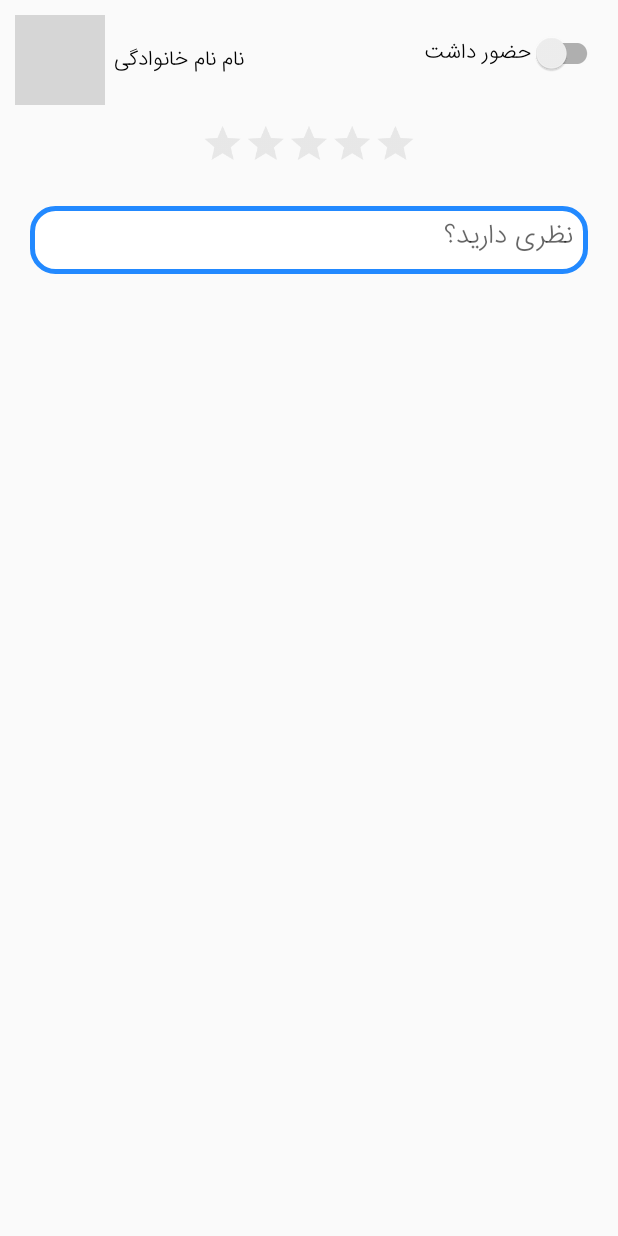
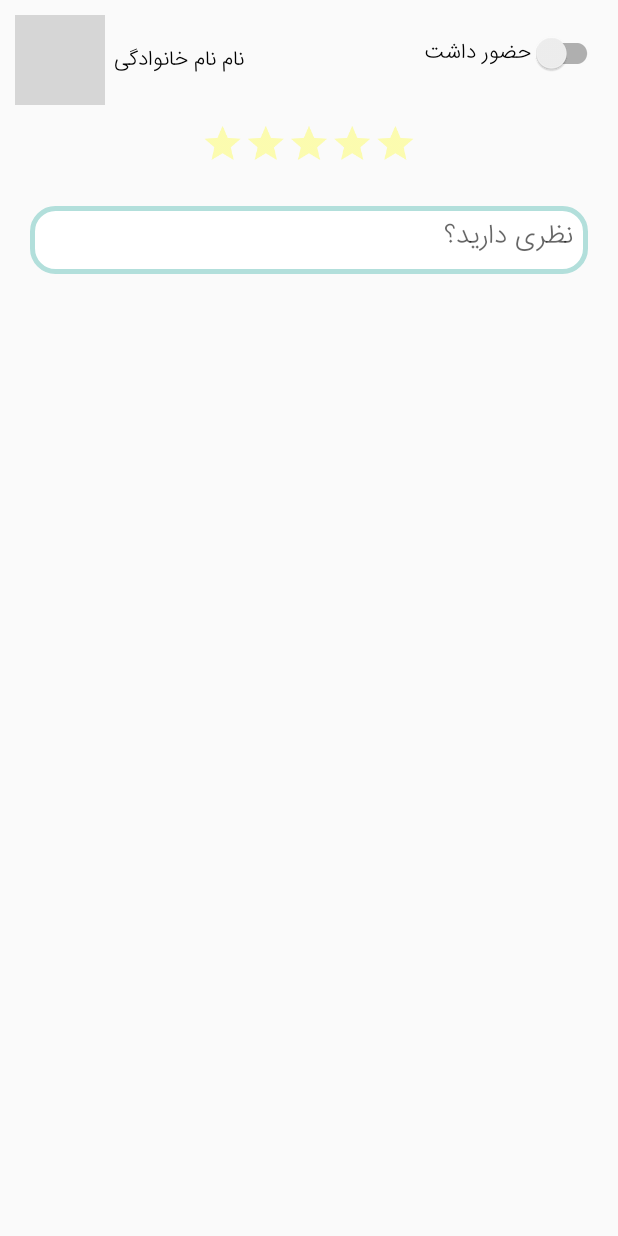
Before and after one commit to Hamedlq/m_PassengerAndroidApp, an Android app: the layout rating_row_item.xml on its own in the app's theme, with its tools: preview values and no code run, on a phone screen of 412 x 824 dp. Run offline under Robolectric (Android 15) with nearby library versions, the phone set to English and light mode, and no system bars; plain views replace BootstrapCircleThumbnail; grey boxes are pictures that could not be loaded.

Commit message:
some fixes

```diff
--- a/app/src/main/java/com/mibarim/main/models/RatingModel.java
+++ b/app/src/main/java/com/mibarim/main/models/RatingModel.java
@@ -1,12 +1,14 @@
 package com.mibarim.main.models;
 
 import android.graphics.Bitmap;
+
+import java.io.Serializable;
 
 /**
  * Created by Alireza on 9/16/2017.
  */
 
-public class RatingModel {
+public class RatingModel implements Serializable {
     public String UserUId;
     public String Name;
     public String Family;
@@ -104,6 +106,4 @@ public class RatingModel {
         return ImageId;
     }
 
-
-
 }
--- a/app/src/main/res/drawable-hdpi/edittext_background.xml
+++ b/app/src/main/res/drawable-hdpi/edittext_background.xml
@@ -9,7 +9,7 @@
 
     <stroke
         android:width="3dp"
-        android:color="#2289ff" />
+        android:color="@color/primary_light" />
 
 
 </shape>
--- a/app/src/main/res/layout/rating_activity.xml
+++ b/app/src/main/res/layout/rating_activity.xml
@@ -33,11 +33,9 @@
 
 
     <RelativeLayout
-
         android:layout_width="match_parent"
         android:layout_height="match_parent"
-        app:layout_behavior="@string/appbar_scrolling_view_behavior"
-        tools:context="com.journaldev.customlistview.MainActivity">
+        app:layout_behavior="@string/appbar_scrolling_view_behavior">
 
 
         <ListView
--- a/app/src/main/res/values/styles.xml
+++ b/app/src/main/res/values/styles.xml
@@ -160,7 +160,7 @@
     <style name="AppTheme.PopupOverlay" parent="ThemeOverlay.AppCompat.Light" />
 
     <style name="RatingBar" parent="Theme.AppCompat">
-        <item name="colorControlNormal">@color/my_gray</item>
+        <item name="colorControlNormal">@color/my_yellow</item>
         <item name="colorControlActivated">@color/my_yellow</item>
     </style>
 
```
Also changed, not shown: 1 other file.
